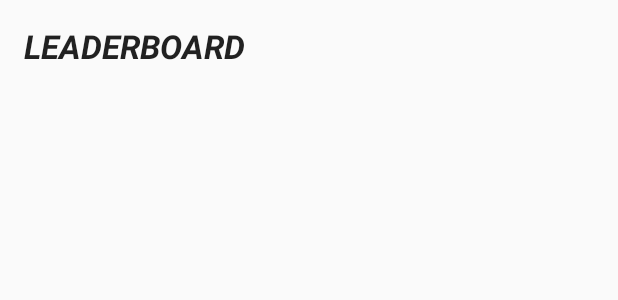
After one commit to Leandropastore/SDPsemester2ProjectJKLTclient, an Android app: the layout activity_leaderboard.xml on its own in the app's theme, with its tools: preview values and no code run, on a phone screen of 412 x 824 dp. The commit adds this screen. Shown: the top 300 px of the screen. Run offline under Robolectric (Android 15) with nearby library versions, the phone set to English and light mode, and no system bars.

Commit message:
leaderboard changes

```diff
--- a/JukeBoxJury/app/src/main/AndroidManifest.xml
+++ b/JukeBoxJury/app/src/main/AndroidManifest.xml
@@ -16,6 +16,10 @@
                 <category android:name="android.intent.category.LAUNCHER" />
             </intent-filter>
         </activity>
+        <activity
+            android:name=".LeaderboardActivity"
+            android:label="@string/title_activity_leaderboard" >
+        </activity>
     </application>
 
 </manifest>
--- /dev/null
+++ b/JukeBoxJury/app/src/main/res/layout/activity_leaderboard.xml
@@ -0,0 +1,22 @@
+<RelativeLayout xmlns:android="http://schemas.android.com/apk/res/android"
+    xmlns:tools="http://schemas.android.com/tools" android:layout_width="match_parent"
+    android:layout_height="match_parent" android:paddingLeft="@dimen/activity_horizontal_margin"
+    android:paddingRight="@dimen/activity_horizontal_margin"
+    android:paddingTop="@dimen/activity_vertical_margin"
+    android:paddingBottom="@dimen/activity_vertical_margin"
+    tools:context="aut.jklt.jukeboxjury.LeaderboardActivity">
+
+    <TextView
+        android:layout_width="wrap_content"
+        android:layout_height="wrap_content"
+        android:textAppearance="?android:attr/textAppearanceLarge"
+        android:text="LEADERBOARD"
+        android:id="@+id/textView"
+        android:layout_alignParentTop="true"
+        android:layout_alignParentLeft="true"
+        android:layout_alignParentStart="true"
+        android:layout_alignParentRight="true"
+        android:layout_alignParentEnd="true"
+        android:textStyle="bold|italic" />
+
+</RelativeLayout>
--- a/JukeBoxJury/app/src/main/res/values/strings.xml
+++ b/JukeBoxJury/app/src/main/res/values/strings.xml
@@ -3,4 +3,5 @@
 
     <string name="hello_world">Hello world!</string>
     <string name="action_settings">Settings</string>
+    <string name="title_activity_leaderboard">LeaderboardActivity</string>
 </resources>
```
Also changed, not shown: JukeBoxJury/app/src/main/java/aut/jklt/jukeboxjury/LeaderboardActivity.java (added, +38 -0 lines), JukeBoxJury/app/src/main/res/menu/menu_leaderboard.xml (added, +7 -0 lines), 1 other file.
